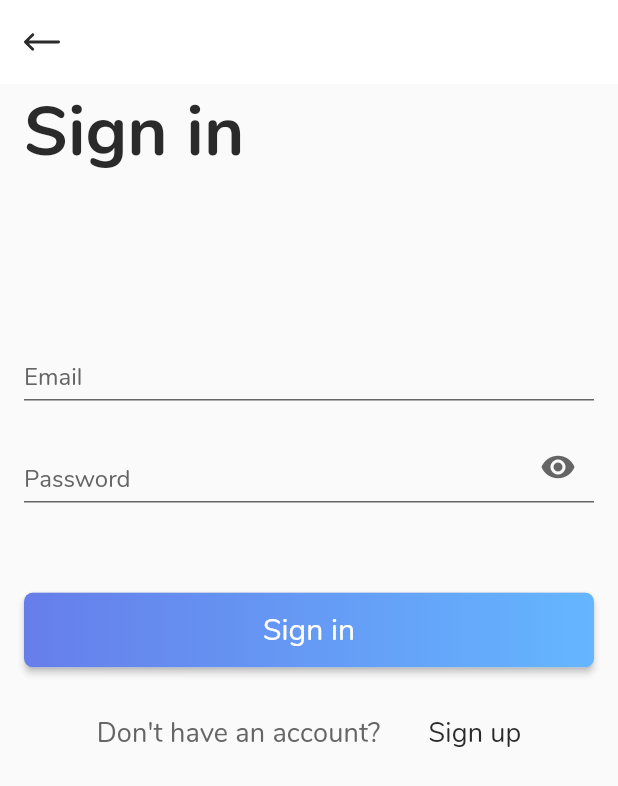
After one commit to aramayyes/Rhoshop-Mobile, a Flutter app: the screen it shows after launch, after a tap on "Sign in", on a phone screen of 412 x 824 dp. The commit adds this screen. Shown: the top 786 px of the screen. Run offline on Flutter 3.47's test engine with Material 2 defaults, Android fonts, the phone set to English and light mode, and no system bars; our stand-ins replace flutter_svg.

Commit message:
Add sign in screen.
Signed-off-by: aramayyes <aramayis.amiraghyan@outlook.com>

```diff
--- a/Rhoshop/lib/l10n/intl_en.arb
+++ b/Rhoshop/lib/l10n/intl_en.arb
@@ -1,20 +1,32 @@
 {
-  "@@last_modified": "2020-09-22T19:18:40.204873",
+  "@@last_modified": "2020-09-23T12:52:52.083576",
   "appTitle": "Rhoshop",
   "@appTitle": {
-    "description": "Application title",
+    "description": "Application title.",
     "type": "text",
     "placeholders": {}
   },
-  "logIn": "Log in",
-  "@logIn": {
-    "description": "Login text",
+  "signIn": "Sign in",
+  "@signIn": {
+    "description": "Sign in text.",
     "type": "text",
     "placeholders": {}
   },
-  "signUp": "Signup",
+  "signUp": "Sign up",
   "@signUp": {
-    "description": "Signup text",
+    "description": "Sign up text.",
+    "type": "text",
+    "placeholders": {}
+  },
+  "email": "Email",
+  "@email": {
+    "description": "Email text.",
+    "type": "text",
+    "placeholders": {}
+  },
+  "password": "Password",
+  "@password": {
+    "description": "Password text.",
     "type": "text",
     "placeholders": {}
   },
@@ -29,5 +41,17 @@
     "description": "Body of the welcome message that is shown in intro page.",
     "type": "text",
     "placeholders": {}
+  },
+  "signInScreenTitle": "Sign in",
+  "@signInScreenTitle": {
+    "description": "Title of the sign in screen.",
+    "type": "text",
+    "placeholders": {}
+  },
+  "noAccountText": "Don't have an account?",
+  "@noAccountText": {
+    "description": "Asks whether or not user has an account.",
+    "type": "text",
+    "placeholders": {}
   }
 }
--- a/Rhoshop/lib/l10n/intl_messages.arb
+++ b/Rhoshop/lib/l10n/intl_messages.arb
@@ -1,20 +1,32 @@
 {
-  "@@last_modified": "2020-09-22T19:18:40.204873",
+  "@@last_modified": "2020-09-23T12:52:52.083576",
   "appTitle": "Rhoshop",
   "@appTitle": {
-    "description": "Application title",
+    "description": "Application title.",
     "type": "text",
     "placeholders": {}
   },
-  "logIn": "Log in",
-  "@logIn": {
-    "description": "Login text",
+  "signIn": "Sign in",
+  "@signIn": {
+    "description": "Sign in text.",
     "type": "text",
     "placeholders": {}
   },
-  "signUp": "Signup",
+  "signUp": "Sign up",
   "@signUp": {
-    "description": "Signup text",
+    "description": "Sign up text.",
+    "type": "text",
+    "placeholders": {}
+  },
+  "email": "Email",
+  "@email": {
+    "description": "Email text.",
+    "type": "text",
+    "placeholders": {}
+  },
+  "password": "Password",
+  "@password": {
+    "description": "Password text.",
     "type": "text",
     "placeholders": {}
   },
@@ -29,5 +41,17 @@
     "description": "Body of the welcome message that is shown in intro page.",
     "type": "text",
     "placeholders": {}
+  },
+  "signInScreenTitle": "Sign in",
+  "@signInScreenTitle": {
+    "description": "Title of the sign in screen.",
+    "type": "text",
+    "placeholders": {}
+  },
+  "noAccountText": "Don't have an account?",
+  "@noAccountText": {
+    "description": "Asks whether or not user has an account.",
+    "type": "text",
+    "placeholders": {}
   }
 }
--- a/Rhoshop/lib/l10n/intl_ru.arb
+++ b/Rhoshop/lib/l10n/intl_ru.arb
@@ -1,20 +1,32 @@
 {
-  "@@last_modified": "2020-09-22T19:18:40.204873",
+  "@@last_modified": "2020-09-23T12:52:52.083576",
   "appTitle": "Rhoshop",
   "@appTitle": {
-    "description": "Application title",
+    "description": "Application title.",
     "type": "text",
     "placeholders": {}
   },
-  "logIn": "Вход",
-  "@logIn": {
-    "description": "Login text",
+  "signIn": "Вход",
+  "@signIn": {
+    "description": "Sign in text.",
     "type": "text",
     "placeholders": {}
   },
   "signUp": "Регистрация",
   "@signUp": {
-    "description": "Signup text",
+    "description": "Sign up text.",
+    "type": "text",
+    "placeholders": {}
+  },
+  "email": "Эл. почта",
+  "@email": {
+    "description": "Email text.",
+    "type": "text",
+    "placeholders": {}
+  },
+  "password": "Пароль",
+  "@password": {
+    "description": "Password text.",
     "type": "text",
     "placeholders": {}
   },
@@ -29,5 +41,17 @@
     "description": "Body of the welcome message that is shown in intro page.",
     "type": "text",
     "placeholders": {}
+  },
+  "signInScreenTitle": "Вход",
+  "@signInScreenTitle": {
+    "description": "Title of the sign in screen.",
+    "type": "text",
+    "placeholders": {}
+  },
+  "noAccountText": "Нет учетной записи?",
+  "@noAccountText": {
+    "description": "Asks whether or not user has an account.",
+    "type": "text",
+    "placeholders": {}
   }
 }
--- a/Rhoshop/lib/l10n/messages_en.dart
+++ b/Rhoshop/lib/l10n/messages_en.dart
@@ -22,8 +22,12 @@ class MessageLookup extends MessageLookupByLibrary {
   final messages = _notInlinedMessages(_notInlinedMessages);
   static _notInlinedMessages(_) => <String, Function> {
     "appTitle" : MessageLookupByLibrary.simpleMessage("Rhoshop"),
-    "logIn" : MessageLookupByLibrary.simpleMessage("Log in"),
-    "signUp" : MessageLookupByLibrary.simpleMessage("Signup"),
+    "email" : MessageLookupByLibrary.simpleMessage("Email"),
+    "noAccountText" : MessageLookupByLibrary.simpleMessage("Don\'t have an account?"),
+    "password" : MessageLookupByLibrary.simpleMessage("Password"),
+    "signIn" : MessageLookupByLibrary.simpleMessage("Sign in"),
+    "signInScreenTitle" : MessageLookupByLibrary.simpleMessage("Sign in"),
+    "signUp" : MessageLookupByLibrary.simpleMessage("Sign up"),
     "welcomeMessageBody" : MessageLookupByLibrary.simpleMessage("Explore Us"),
     "welcomeMessageTitle" : MessageLookupByLibrary.simpleMessage("Welcome to Rhoshop")
   };
--- a/Rhoshop/lib/l10n/messages_messages.dart
+++ b/Rhoshop/lib/l10n/messages_messages.dart
@@ -22,8 +22,12 @@ class MessageLookup extends MessageLookupByLibrary {
   final messages = _notInlinedMessages(_notInlinedMessages);
   static _notInlinedMessages(_) => <String, Function> {
     "appTitle" : MessageLookupByLibrary.simpleMessage("Rhoshop"),
-    "logIn" : MessageLookupByLibrary.simpleMessage("Log in"),
-    "signUp" : MessageLookupByLibrary.simpleMessage("Signup"),
+    "email" : MessageLookupByLibrary.simpleMessage("Email"),
+    "noAccountText" : MessageLookupByLibrary.simpleMessage("Don\'t have an account?"),
+    "password" : MessageLookupByLibrary.simpleMessage("Password"),
+    "signIn" : MessageLookupByLibrary.simpleMessage("Sign in"),
+    "signInScreenTitle" : MessageLookupByLibrary.simpleMessage("Sign in"),
+    "signUp" : MessageLookupByLibrary.simpleMessage("Sign up"),
     "welcomeMessageBody" : MessageLookupByLibrary.simpleMessage("Explore Us"),
     "welcomeMessageTitle" : MessageLookupByLibrary.simpleMessage("Welcome to Rhoshop")
   };
--- a/Rhoshop/lib/l10n/messages_ru.dart
+++ b/Rhoshop/lib/l10n/messages_ru.dart
@@ -22,7 +22,11 @@ class MessageLookup extends MessageLookupByLibrary {
   final messages = _notInlinedMessages(_notInlinedMessages);
   static _notInlinedMessages(_) => <String, Function> {
     "appTitle" : MessageLookupByLibrary.simpleMessage("Rhoshop"),
-    "logIn" : MessageLookupByLibrary.simpleMessage("Вход"),
+    "email" : MessageLookupByLibrary.simpleMessage("Эл. почта"),
+    "noAccountText" : MessageLookupByLibrary.simpleMessage("Нет учетной записи?"),
+    "password" : MessageLookupByLibrary.simpleMessage("Пароль"),
+    "signIn" : MessageLookupByLibrary.simpleMessage("Вход"),
+    "signInScreenTitle" : MessageLookupByLibrary.simpleMessage("Вход"),
     "signUp" : MessageLookupByLibrary.simpleMessage("Регистрация"),
     "welcomeMessageBody" : MessageLookupByLibrary.simpleMessage("Исследуй нас"),
     "welcomeMessageTitle" : MessageLookupByLibrary.simpleMessage("Приветствуем на Rhoshop")
--- a/Rhoshop/lib/localization/app_localization.dart
+++ b/Rhoshop/lib/localization/app_localization.dart
@@ -28,23 +28,39 @@ class AppLocalization {
     return Intl.message(
       'Rhoshop',
       name: 'appTitle',
-      desc: 'Application title',
+      desc: 'Application title.',
     );
   }
 
-  String get logIn {
+  String get signIn {
     return Intl.message(
-      'Log in',
-      name: 'logIn',
-      desc: 'Login text',
+      'Sign in',
+      name: 'signIn',
+      desc: 'Sign in text.',
     );
   }
 
   String get signUp {
     return Intl.message(
-      'Signup',
+      'Sign up',
       name: 'signUp',
-      desc: 'Signup text',
+      desc: 'Sign up text.',
+    );
+  }
+
+  String get email {
+    return Intl.message(
+      'Email',
+      name: 'email',
+      desc: 'Email text.',
+    );
+  }
+
+  String get password {
+    return Intl.message(
+      'Password',
+      name: 'password',
+      desc: 'Password text.',
     );
   }
   //#endregion Globals
@@ -65,7 +81,25 @@ class AppLocalization {
       desc: 'Body of the welcome message that is shown in intro page.',
     );
   }
-  //#endregion
+  //#endregion IntroScreen
+
+  //#region SignInScreen
+  String get signInScreenTitle {
+    return Intl.message(
+      'Sign in',
+      name: 'signInScreenTitle',
+      desc: 'Title of the sign in screen.',
+    );
+  }
+
+  String get noAccountText {
+    return Intl.message(
+      "Don't have an account?",
+      name: 'noAccountText',
+      desc: 'Asks whether or not user has an account.',
+    );
+  }
+  //#endregion SignInScreen
 }
 
 class AppLocalizationDelegate extends LocalizationsDelegate<AppLocalization> {
--- a/Rhoshop/lib/main.dart
+++ b/Rhoshop/lib/main.dart
@@ -18,6 +18,7 @@ class RhoshopApp extends StatelessWidget {
       DeviceOrientation.portraitDown,
     ]);
     return MaterialApp(
+      debugShowCheckedModeBanner: false,
       onGenerateTitle: (context) => AppLocalization.of(context).appTitle,
       localizationsDelegates: [
         const AppLocalizationDelegate(),
@@ -33,6 +34,12 @@ class RhoshopApp extends StatelessWidget {
         primaryColor: AppColors.primary,
         visualDensity: VisualDensity.adaptivePlatformDensity,
         textTheme: TextTheme(
+            headline1: TextStyle(
+              color: AppColors.primaryText,
+              fontSize: 46,
+              fontFamily: 'Nunito',
+              fontWeight: FontWeight.w700,
+            ),
             headline3: TextStyle(
               color: AppColors.primaryText,
               fontSize: 24,
--- a/Rhoshop/lib/screens/intro_screen.dart
+++ b/Rhoshop/lib/screens/intro_screen.dart
@@ -1,11 +1,10 @@
-import 'dart:ui';
-
 import 'package:flutter/material.dart';
 import 'package:rhoshop/components/primary_button.dart';
 import 'package:rhoshop/localization/app_localization.dart';
+import 'package:rhoshop/screens/sign_in_screen.dart';
 import 'package:rhoshop/styles/app_colors.dart' as AppColors;
 
-/// Welcomes user and provides functionality to log in or signup.
+/// Welcomes user and provides routes to sign in and sign up screens.
 class IntroScreen extends StatelessWidget {
   @override
   Widget build(BuildContext context) {
@@ -34,9 +33,16 @@ class IntroScreen extends StatelessWidget {
             SizedBox(
               width: MediaQuery.of(context).size.width * 0.7,
               child: PrimaryButton(
-                onPressed: () {},
+                onPressed: () {
+                  Navigator.push(
+                    context,
+                    MaterialPageRoute(
+                      builder: (context) => SignInScreen(),
+                    ),
+                  );
+                },
                 child: Text(
-                  AppLocalization.of(context).logIn,
+                  AppLocalization.of(context).signIn,
                   style: Theme.of(context).textTheme.button,
                 ),
               ),
--- /dev/null
+++ b/Rhoshop/lib/screens/sign_in_screen.dart
@@ -0,0 +1,192 @@
+import 'package:flutter/material.dart';
+import 'package:flutter_svg/svg.dart';
+import 'package:rhoshop/components/primary_button.dart';
+import 'package:rhoshop/localization/app_localization.dart';
+import 'package:rhoshop/styles/app_colors.dart' as AppColors;
+import 'package:rhoshop/styles/dimens.dart' as Dimens;
+import 'package:rhoshop/utils/regexps.dart' as RegExps;
+
+/// Provides functionality for user signing in.
+class SignInScreen extends StatefulWidget {
+  @override
+  State<StatefulWidget> createState() => _SignInScreenState();
+}
+
+/// Manages visibility for password input field.
+class _SignInScreenState extends State<SignInScreen> {
+  /// Controls whether or not to show the password in input field.
+  var _obscureText = true;
+
+  /// Sign in form key
+  final _formKey = GlobalKey<FormState>();
+
+  /// Email address from input field.
+  String email;
+
+  /// Password from input field.
+  String password;
+
+  /// Constructs the decoration for text fields in this screen.
+  ///
+  /// Customizes border colors and tet padding.
+  InputDecoration constructTextFieldDecoration(String label, {suffixIcon}) {
+    return InputDecoration(
+      contentPadding: EdgeInsets.symmetric(vertical: 0),
+      alignLabelWithHint: true,
+      labelText: label,
+      suffixIcon: suffixIcon,
+      suffixIconConstraints: BoxConstraints(minHeight: 30),
+      labelStyle: TextStyle(
+        color: AppColors.descriptionText,
+        fontFamily: 'Nunito',
+      ),
+      errorStyle: TextStyle(height: 0),
+      enabledBorder: UnderlineInputBorder(
+        borderSide: BorderSide(color: AppColors.descriptionText),
+      ),
+      focusedBorder: UnderlineInputBorder(
+        borderSide: BorderSide(color: AppColors.descriptionText),
+      ),
+    );
+  }
+
+  /// Handles 'Sign In' button presses.
+  void onSignInButtonPressed() {
+    if (_formKey.currentState.validate()) {
+      print(email);
+      print(password);
+    }
+  }
+
+  @override
+  Widget build(BuildContext context) {
+    return Scaffold(
+        appBar: AppBar(
+            //title: Text(AppLocalization.of(context).loginScreenTitle),
+            elevation: 0,
+            leading: IconButton(
+              icon: SvgPicture.asset(
+                "assets/icons/left-arrow.svg",
+                color: AppColors.primaryText,
+                width: 24,
+              ),
+              onPressed: () {
+                Navigator.pop(context);
+              },
+            )),
+        body: GestureDetector(
+          behavior: HitTestBehavior.translucent,
+          onTap: () {
+            FocusScope.of(context).requestFocus(FocusNode());
+          },
+          child: SafeArea(
+            child: Container(
+              padding: EdgeInsets.symmetric(horizontal: Dimens.screenPadding),
+              child: SingleChildScrollView(
+                physics: BouncingScrollPhysics(),
+                child: Column(
+                  crossAxisAlignment: CrossAxisAlignment.start,
+                  children: [
+                    Text(
+                      AppLocalization.of(context).signInScreenTitle,
+                      style: Theme.of(context).textTheme.headline1,
+                    ),
+                    SizedBox(
+                      height: 100,
+                    ),
+                    Form(
+                      key: _formKey,
+                      child: Column(
+                        crossAxisAlignment: CrossAxisAlignment.start,
+                        children: [
+                          TextFormField(
+                            keyboardType: TextInputType.emailAddress,
+                            decoration: constructTextFieldDecoration(
+                                AppLocalization.of(context).email),
+                            validator: (value) => (value.isEmpty ||
+                                    !RegExp(RegExps.email).hasMatch(value))
+                                ? ''
+                                : null,
+                            onChanged: (value) => email = value,
+                          ),
+                          SizedBox(
+                            height: 20,
+                          ),
+                          TextFormField(
+                            obscureText: _obscureText,
+                            decoration: constructTextFieldDecoration(
+                              AppLocalization.of(context).password,
+                              suffixIcon: SizedBox(
+                                height: 20,
+                                child: IconButton(
+                                  padding: EdgeInsets.all(0),
+                                  splashColor: Colors.transparent,
+                                  highlightColor: Colors.transparent,
+                                  icon: Icon(
+                                    _obscureText
+                                        ? Icons.visibility
+                                        : Icons.visibility_off,
+                                    color: AppColors.descriptionText,
+                                  ),
+                                  onPressed: () {
+                                    setState(() {
+                                      _obscureText = !_obscureText;
+                                    });
+                                  },
+                                ),
+                              ),
+                            ),
+                            validator: (value) =>
+                                (value.isEmpty || value.length < 6) ? '' : null,
+                            onChanged: (value) => password = value,
+                          ),
+                          SizedBox(
+                            height: 60,
+                          ),
+                          PrimaryButton(
+                            onPressed: onSignInButtonPressed,
+                            child: Text(
+                              AppLocalization.of(context).signIn,
+                              style: Theme.of(context).textTheme.button,
+                            ),
+                          ),
+                        ],
+                      ),
+                    ),
+                    SizedBox(
+                      height: 20,
+                    ),
+                    Row(
+                      mainAxisAlignment: MainAxisAlignment.center,
+                      children: [
+                        FlatButton(
+                          onPressed: () {},
+                          splashColor: Colors.transparent,
+                          highlightColor: Colors.transparent,
+                          child: Text(
+                            AppLocalization.of(context).noAccountText,
+                            style: Theme.of(context)
+                                .textTheme
+                                .subtitle2
+                                .copyWith(color: AppColors.descriptionText),
+                          ),
+                        ),
+                        FlatButton(
+                          onPressed: () {},
+                          splashColor: Colors.transparent,
+                          highlightColor: Colors.transparent,
+                          child: Text(
+                            AppLocalization.of(context).signUp,
+                            style: Theme.of(context).textTheme.subtitle2,
+                          ),
+                        )
+                      ],
+                    )
+                  ],
+                ),
+              ),
+            ),
+          ),
+        ));
+  }
+}
--- a/Rhoshop/lib/styles/dimens.dart
+++ b/Rhoshop/lib/styles/dimens.dart
@@ -1,2 +1,4 @@
 const buttonBorderRadius = 6.0;
 const buttonPadding = 10.0;
+
+const screenPadding = 16.0;
--- /dev/null
+++ b/Rhoshop/lib/utils/regexps.dart
@@ -0,0 +1,2 @@
+final email =
+    r'^(([^<>()[\]\\.,;:\s@\"]+(\.[^<>()[\]\\.,;:\s@\"]+)*)|(\".+\"))@((\[[0-9]{1,3}\.[0-9]{1,3}\.[0-9]{1,3}\.[0-9]{1,3}\])|(([a-zA-Z\-0-9]+\.)+[a-zA-Z]{2,}))$';
```
Also changed, not shown: Rhoshop/pubspec.lock.
